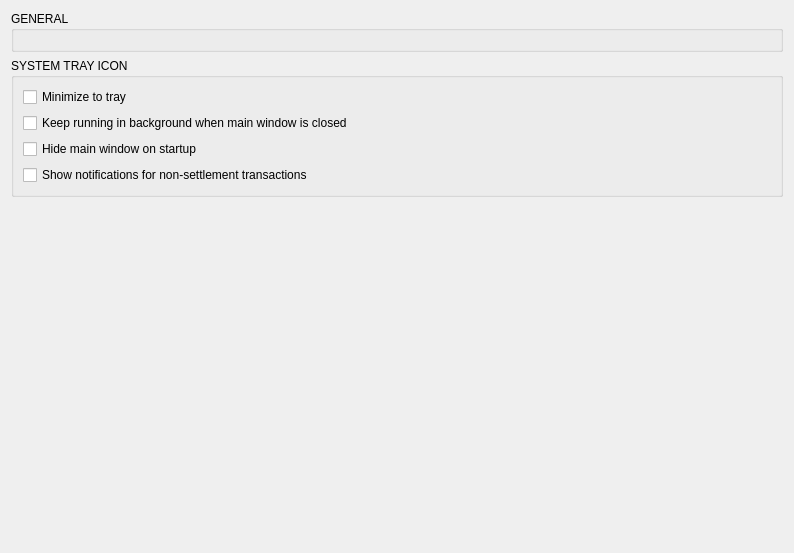
The window that BlockSettleUILib/GeneralSettingsPage.ui (BlockSettle/terminal) describes before a commit, drawn with Qt 5.
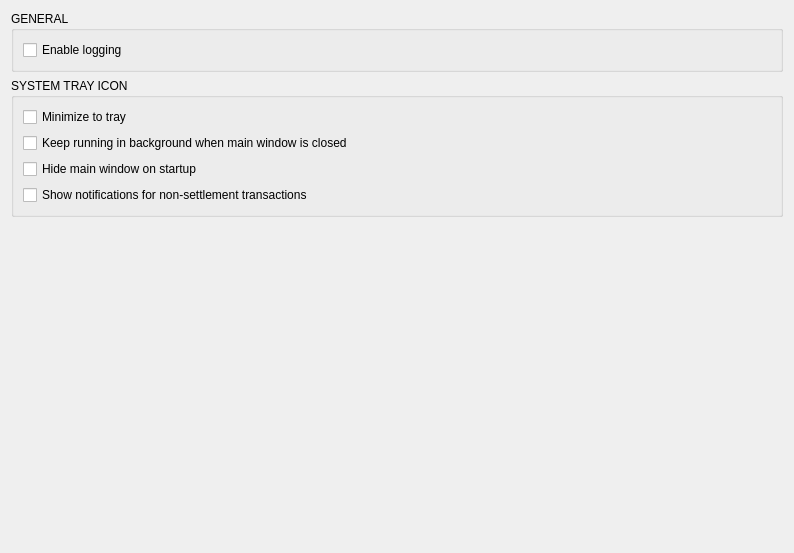
The same window after the commit.

Commit message:
User can disable/enable logging in terminal now.
Task-number: BST-1172

```diff
--- a/BlockSettleUILib/GeneralSettingsPage.ui
+++ b/BlockSettleUILib/GeneralSettingsPage.ui
@@ -22,16 +22,14 @@
      <property name="alignment">
       <set>Qt::AlignLeading|Qt::AlignLeft|Qt::AlignTop</set>
      </property>
-     <layout class="QFormLayout" name="formLayout">
-      <property name="fieldGrowthPolicy">
-       <enum>QFormLayout::ExpandingFieldsGrow</enum>
-      </property>
-      <property name="labelAlignment">
-       <set>Qt::AlignLeading|Qt::AlignLeft|Qt::AlignVCenter</set>
-      </property>
-      <property name="formAlignment">
-       <set>Qt::AlignLeading|Qt::AlignLeft|Qt::AlignTop</set>
-      </property>
+     <layout class="QVBoxLayout" name="verticalLayout_3">
+      <item>
+       <widget class="QCheckBox" name="checkBoxEnableLogging">
+        <property name="text">
+         <string>Enable logging</string>
+        </property>
+       </widget>
+      </item>
      </layout>
     </widget>
    </item>
```
The commit also changes 6 other files.
